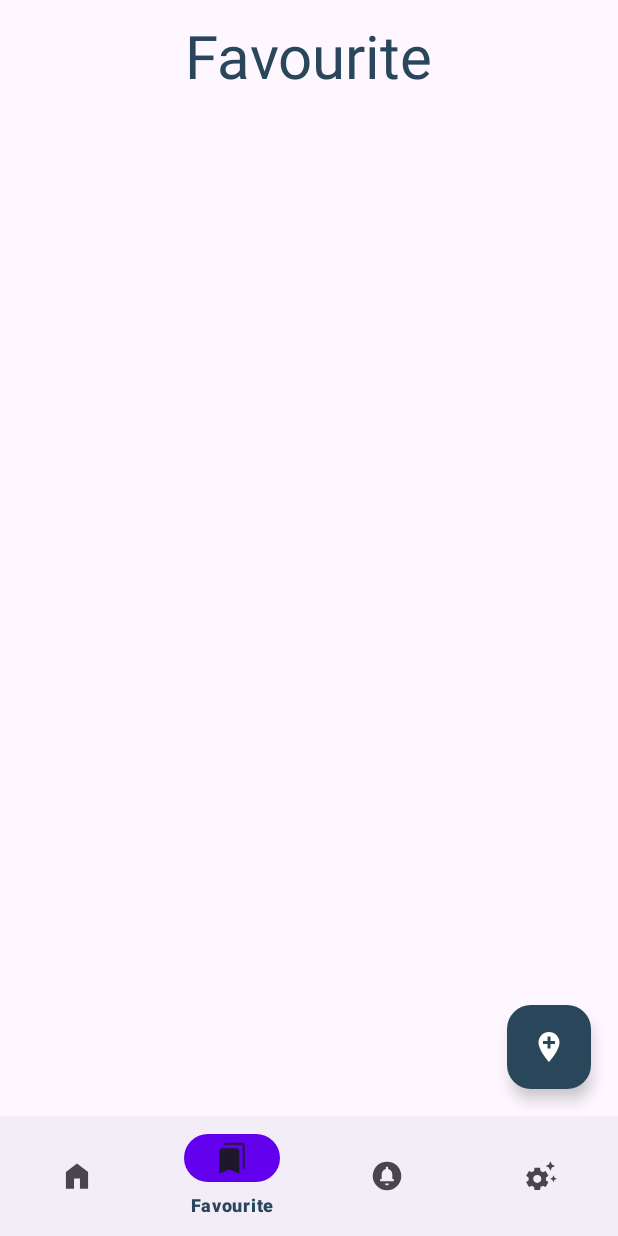
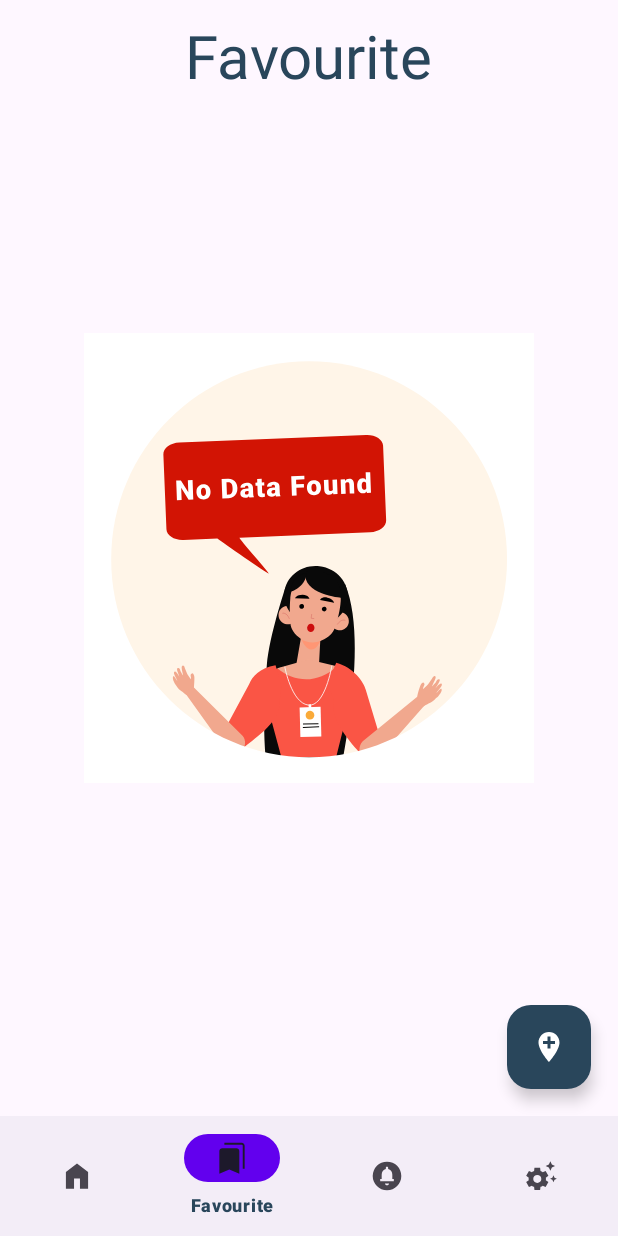
Before and after one commit to AbdulHameedMohamed/WeatherSphere, an Android app: the screen it shows after launch (MainActivity), item 2 of the bottom bar chosen, on a phone screen of 412 x 824 dp. Run offline under Robolectric (Android 15) with nearby library versions, the phone set to English and light mode, and no system bars; our stand-ins replace Room's generated code, navigation-ui; libraries missing offline, so code that uses them is left out: com.github.matteobattilana.weather, pub.devrel.easypermissions; 1 statement that could not run was skipped.

Commit message:
Handle No Data In Favourite And Alert + Fix Bug In Alert(overlay window and message).

```diff
--- /dev/null
+++ b/app/src/main/java/com/example/weathersphere/reciever/NetworkChangeReceiver.kt
@@ -0,0 +1,24 @@
+package com.example.weathersphere.reciever
+
+import android.content.BroadcastReceiver
+import android.content.Context
+import android.content.Intent
+import android.net.ConnectivityManager
+import kotlinx.coroutines.flow.MutableSharedFlow
+import kotlinx.coroutines.flow.SharedFlow
+
+class NetworkChangeReceiver : BroadcastReceiver() {
+    private val _networkStatus = MutableSharedFlow<Boolean>()
+
+    val networkStatus: SharedFlow<Boolean> = _networkStatus
+
+    override fun onReceive(context: Context?, intent: Intent?) {
+        if (intent?.action == ConnectivityManager.CONNECTIVITY_ACTION) {
+            val connectivityManager =
+                context?.getSystemService(Context.CONNECTIVITY_SERVICE) as? ConnectivityManager
+            val networkInfo = connectivityManager?.activeNetworkInfo
+            val isConnected = networkInfo?.isConnectedOrConnecting ?: false
+            _networkStatus.tryEmit(isConnected)
+        }
+    }
+}
--- a/app/src/main/java/com/example/weathersphere/ui/favourite/FavouriteFragment.kt
+++ b/app/src/main/java/com/example/weathersphere/ui/favourite/FavouriteFragment.kt
@@ -55,8 +55,15 @@ class FavouriteFragment : Fragment() {
 
     private fun observeFavourites() {
         lifecycleScope.launch {
-            favouriteViewModel.favouritePlacesStateFlow.collectLatest {
-                favouriteAdapter.submitList(it)
+            favouriteViewModel.favouritePlacesStateFlow.collectLatest { favouritePlaces ->
+                if (favouritePlaces.isEmpty()) {
+                    binding.lvNoFavourites.visibility = View.VISIBLE
+                    binding.rvFavourite.visibility = View.GONE
+                } else {
+                    binding.lvNoFavourites.visibility = View.GONE
+                    binding.rvFavourite.visibility = View.VISIBLE
+                    favouriteAdapter.submitList(favouritePlaces)
+                }
             }
         }
     }
--- a/app/src/main/java/com/example/weathersphere/ui/home/HomeFragment.kt
+++ b/app/src/main/java/com/example/weathersphere/ui/home/HomeFragment.kt
@@ -3,9 +3,11 @@ package com.example.weathersphere.ui.home
 import android.Manifest
 import android.annotation.SuppressLint
 import android.app.Dialog
+import android.content.IntentFilter
 import android.graphics.Color
 import android.graphics.drawable.ColorDrawable
 import android.location.Location
+import android.net.ConnectivityManager
 import android.os.Bundle
 import android.util.Log
 import androidx.fragment.app.Fragment
@@ -28,6 +30,7 @@ import com.example.weathersphere.model.datastore.WeatherDataStore
 import com.example.weathersphere.model.WeatherResult
 import com.example.weathersphere.model.data.Weather
 import com.example.weathersphere.model.data.WeatherResponse
+import com.example.weathersphere.reciever.NetworkChangeReceiver
 import com.example.weathersphere.utils.Constants
 import com.example.weathersphere.utils.changeLanguageLocaleTo
 import com.example.weathersphere.utils.fromUnixToString
@@ -35,6 +38,7 @@ import com.example.weathersphere.utils.fromUnixToStringTime
 import com.example.weathersphere.utils.getLanguageLocale
 import com.example.weathersphere.utils.setIcon
 import com.example.weathersphere.utils.setLocationNameByGeoCoder
+import com.example.weathersphere.utils.showToast
 import com.example.weathersphere.viewmodel.HomeViewModel
 import com.github.matteobattilana.weather.PrecipType
 import com.google.android.gms.location.FusedLocationProviderClient
@@ -57,6 +61,9 @@ class HomeFragment : Fragment(), EasyPermissions.PermissionCallbacks {
         WeatherDataStore(requireContext())
     }
     private val viewModel: HomeViewModel by activityViewModels()
+
+    private val networkChangeReceiver = NetworkChangeReceiver()
+    private var receiverRegistered = false
 
     companion object {
         private const val LOCATION_PERMISSION_REQUEST_CODE = 123
@@ -157,6 +164,21 @@ class HomeFragment : Fragment(), EasyPermissions.PermissionCallbacks {
         super.onStart()
         if (getLanguageLocale().isBlank()) {
             changeLanguageLocaleTo(Locale.getDefault().language)
+        }
+
+        if (!receiverRegistered) {
+            val filter = IntentFilter(ConnectivityManager.CONNECTIVITY_ACTION)
+            requireActivity().registerReceiver(networkChangeReceiver, filter)
+            observeNetworkStatus()
+            receiverRegistered = true
+        }
+    }
+
+    override fun onStop() {
+        super.onStop()
+        if (receiverRegistered) {
+            requireActivity().unregisterReceiver(networkChangeReceiver)
+            receiverRegistered = false
         }
     }
 
@@ -300,8 +322,15 @@ class HomeFragment : Fragment(), EasyPermissions.PermissionCallbacks {
         fusedLocationClient.lastLocation
             .addOnSuccessListener { location: Location? ->
                 Log.d(TAG, "fetchLocationAndWeather: $location")
-                location?.let {
-                    viewModel.setSelectedLocation(LatLng(it.latitude, it.longitude))
+                if (location != null)
+                    viewModel.setSelectedLocation(LatLng(location.latitude, location.longitude))
+                else {
+                    Toast.makeText(
+                        requireContext(),
+                        "Sry But You Need To Select Your Location From Map.",
+                        Toast.LENGTH_SHORT
+                    ).show()
+                    navigationToMapFragment()
                 }
             }
     }
@@ -351,10 +380,10 @@ class HomeFragment : Fragment(), EasyPermissions.PermissionCallbacks {
             val checkedBtn = bindingInitialLayoutDialog.rgLocation.checkedRadioButtonId
 
             if (checkedBtn == bindingInitialLayoutDialog.radioGps.id) {
+                requestLocationPermission()
                 viewLifecycleOwner.lifecycleScope.launch {
                     weatherDataStore.setLocation(Constants.GPS)
                 }
-                requestLocationPermission()
             } else {
                 viewLifecycleOwner.lifecycleScope.launch {
                     weatherDataStore.setLocation(Constants.MAP)
@@ -371,4 +400,18 @@ class HomeFragment : Fragment(), EasyPermissions.PermissionCallbacks {
         val action = HomeFragmentDirections.actionHomeFragmentToMapFragment(Constants.HOME)
         findNavController().navigate(action)
     }
+
+    private fun observeNetworkStatus() {
+        lifecycleScope.launch {
+            networkChangeReceiver.networkStatus.collect { isConnected ->
+                if (isConnected) {
+                    Log.d(TAG, "observeNetworkStatus: Online")
+                    requireContext().showToast("You Are Now Online:)")
+                } else {
+                    Log.d(TAG, "observeNetworkStatus: Offline")
+                    requireContext().showToast("Check Your Connection:(")
+                }
+            }
+        }
+    }
 }
--- a/app/src/main/java/com/example/weathersphere/work/AlarmScheduler.kt
+++ b/app/src/main/java/com/example/weathersphere/work/AlarmScheduler.kt
@@ -4,9 +4,9 @@ import android.annotation.SuppressLint
 import android.app.AlarmManager
 import android.app.Application
 import android.app.PendingIntent
-import android.content.Context
 import android.content.Intent
 import com.example.weathersphere.model.data.WeatherAlarm
+import com.example.weathersphere.reciever.AlarmReceiver
 import com.example.weathersphere.utils.Constants
 
 class AlarmScheduler private constructor(private val application: Application) : AlarmSchedulerInterface {
--- a/app/src/main/java/com/example/weathersphere/work/AlarmSchedulerInterface.kt
+++ b/app/src/main/java/com/example/weathersphere/work/AlarmSchedulerInterface.kt
@@ -1,6 +1,5 @@
 package com.example.weathersphere.work
 
-import android.content.Context
 import com.example.weathersphere.model.data.WeatherAlarm
 
 interface AlarmSchedulerInterface {
--- a/app/src/main/res/layout/fragment_favourite.xml
+++ b/app/src/main/res/layout/fragment_favourite.xml
@@ -43,4 +43,18 @@
         app:srcCompat="@drawable/ic_location"
         app:tint="@color/white" />
 
+    <com.airbnb.lottie.LottieAnimationView
+        android:id="@+id/lv_no_favourites"
+        android:layout_width="match_parent"
+        android:layout_height="300dp"
+        android:backgroundTint="@android:color/transparent"
+        android:visibility="visible"
+        app:layout_constraintBottom_toBottomOf="parent"
+        app:layout_constraintEnd_toEndOf="parent"
+        app:layout_constraintStart_toStartOf="parent"
+        app:layout_constraintTop_toTopOf="parent"
+        app:lottie_autoPlay="true"
+        app:lottie_loop="true"
+        app:lottie_rawRes="@raw/animation_no_data" />
+
 </androidx.constraintlayout.widget.ConstraintLayout>
--- a/app/src/main/res/layout/fragment_home.xml
+++ b/app/src/main/res/layout/fragment_home.xml
@@ -392,7 +392,6 @@
         android:layout_width="match_parent"
         android:layout_height="300dp"
         android:backgroundTint="@android:color/transparent"
-        android:visibility="visible"
         app:layout_constraintBottom_toBottomOf="parent"
         app:layout_constraintEnd_toEndOf="parent"
         app:layout_constraintStart_toStartOf="parent"
```
Also changed, not shown: app/src/main/AndroidManifest.xml (+10 -1 lines), app/src/main/java/com/example/weathersphere/reciever/AlarmReceiver.kt (renamed from app/src/main/java/com/example/weathersphere/work/AlarmReceiver.kt, +12 -20 lines), app/src/main/java/com/example/weathersphere/ui/alert/AlertFragment.kt (+10 -2 lines), app/src/main/java/com/example/weathersphere/utils/NetworkManager.kt (+7 -5 lines), app/src/main/res/layout/fragment_alert.xml (+14 -0 lines), app/src/main/res/values/themes.xml (+11 -0 lines).
